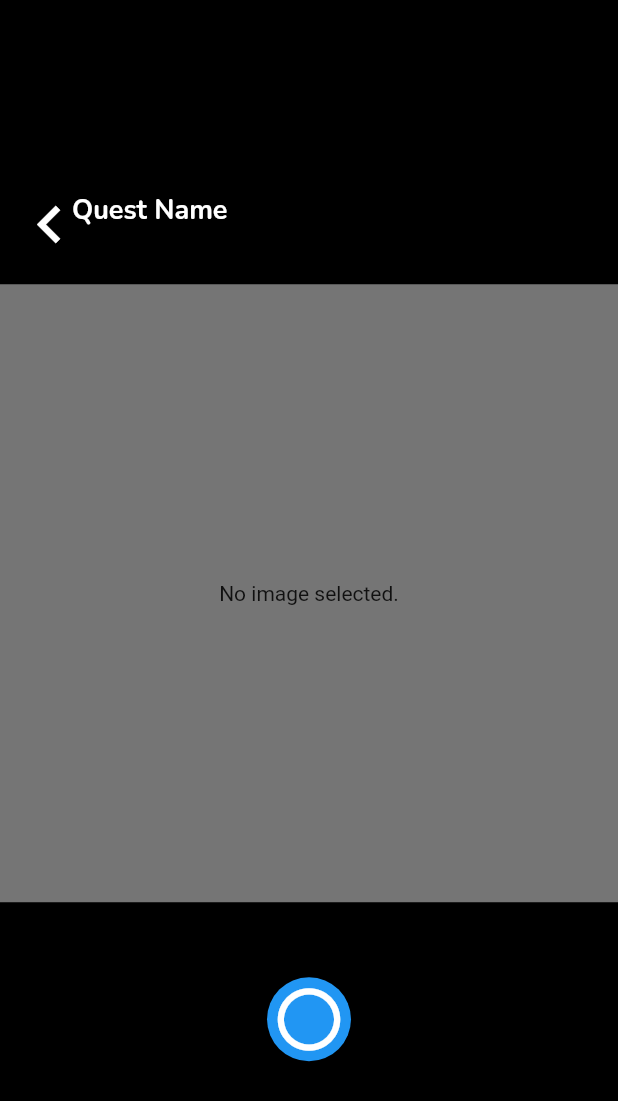
After one commit to TerraQ-KR/TerraQClient, a Flutter app: the QuestImageScreen screen opened directly, on a phone screen of 412 x 824 dp. The commit adds this screen. Shown: the top 1101 px of the screen. Run offline on Flutter 3.47's test engine with Material 2 defaults, Android fonts, the phone set to English and light mode, and no system bars; our stand-ins replace dio, dotted_border, flutter_hooks, flutter_layout_grid, image_picker; missing offline and left inert: fl_query, fl_query_hooks.

Commit message:
feat(api) : patch & certification page

```diff
--- a/lib/main.dart
+++ b/lib/main.dart
@@ -13,7 +13,7 @@ class MyApp extends StatelessWidget {
   Widget build(BuildContext context) {
     return QueryBowlScope(
       bowl: QueryBowl(),
-      child: MaterialApp(
+      child: const MaterialApp(
         title: 'Eco Reward',
         onGenerateRoute: Routes.RouteGenerater,
         initialRoute: Routes.QuestTabRoute,
--- a/lib/routes.dart
+++ b/lib/routes.dart
@@ -5,7 +5,6 @@ import 'package:eco_reward_app/screens/auth/auth_register_screen.dart';
 import 'package:eco_reward_app/screens/auth/auth_login_screen.dart';
 import 'package:eco_reward_app/screens/quest/main/quest_tab_screen.dart';
 import 'package:eco_reward_app/screens/quest/detail/quest_detail_screen.dart';
-import 'package:eco_reward_app/screens/quest/certification/quest_certification_screen.dart';
 import 'package:eco_reward_app/screens/quest/gallery/quest_gallery_screen.dart';
 import 'package:eco_reward_app/screens/quest/main/widget/input_quest_common.dart';
 import 'package:eco_reward_app/screens/home/home_screen.dart';
@@ -17,7 +16,6 @@ class Routes {
   static const AuthRegisterRoute = '/account';
   static const QuestTabRoute = '/quest';
   static const QuestDetailRoute = '/quest/detail';
-  static const QuestCertificationRoute = '/quest/certification';
   static const QuestGalleryRoute = '/quest/gallery';
   static const login = '/login';
   static const account = '/account';
@@ -44,8 +42,6 @@ class Routes {
               return AuthRegisterScreen();
             case QuestTabRoute:
               return QuestTabScreen();
-            case QuestCertificationRoute:
-              return QuestCertificationScreen();
             case QuestGalleryRoute:
               return QuestGalleryScreen();
             // case home:
--- /dev/null
+++ b/lib/screens/quest/certification/quest_image_screen.dart
@@ -0,0 +1,131 @@
+import 'dart:io';
+import 'package:dio/dio.dart';
+import 'package:flutter/material.dart';
+import 'package:flutter/services.dart';
+import 'package:flutter_hooks/flutter_hooks.dart';
+import 'package:eco_reward_app/network/custom_jobs.dart';
+import 'package:eco_reward_app/network/provider/api_paths.dart';
+import 'package:eco_reward_app/network/provider/query_keys.dart';
+import 'package:image_picker/image_picker.dart';
+import 'package:eco_reward_app/utils/color_utils.dart';
+import 'package:eco_reward_app/utils/font_utils.dart';
+import 'package:eco_reward_app/screens/quest/certification/widget/image_icon_button.dart';
+
+class QuestImageScreen extends StatefulHookWidget {
+  const QuestImageScreen({Key? key}) : super(key: key);
+
+  @override
+  // ignore: library_private_types_in_public_api
+  _QuestImageScreen createState() => _QuestImageScreen();
+}
+
+class _QuestImageScreen extends State<QuestImageScreen> {
+  File? _image;
+  final picker = ImagePicker();
+
+  // ignore: strict_raw_type
+  Future getImage(ImageSource imageSource) async {
+    try {
+      final image = await picker.pickImage(source: imageSource);
+
+      setState(() {
+        _image = File(image!.path);
+      });
+    } catch (e) {
+      print(e);
+    }
+  }
+
+  Widget showImage() {
+    return Container(
+        color: ColorUtils.grey07,
+        width: MediaQuery.of(context).size.width,
+        height: MediaQuery.of(context).size.width,
+        child: Center(
+            child: _image == null
+                ? const Text('No image selected.')
+                : Image.file(File(_image!.path))));
+  }
+
+  @override
+  Widget build(BuildContext context) {
+    SystemChrome.setPreferredOrientations(
+        [DeviceOrientation.portraitUp, DeviceOrientation.portraitDown]);
+
+    var imageQuery = cachedQuery(
+      queryKey: QueryKeys().certificateImages(1),
+      path: ApiPaths.certificateImages(1),
+    );
+
+    var images = imageQuery.data;
+
+    final imageMutation = cachedMutation(
+      mutationKey: 'certificateImage',
+      apiType: 'patch',
+      path: ApiPaths.updateCertificateImage(1),
+      options: Options(contentType: 'multipart/form-data'),
+    );
+
+    return Scaffold(
+        backgroundColor: ColorUtils.black,
+        body: Column(
+          mainAxisAlignment: MainAxisAlignment.center,
+          children: [
+            Row(
+              mainAxisSize: MainAxisSize.max,
+              children: [
+                Container(
+                  alignment: Alignment.topLeft,
+                  child: IconButton(
+                    onPressed: () => _navigateToBefore(context),
+                    icon: const Icon(Icons.navigate_before,
+                        color: ColorUtils.white, size: 50),
+                  ),
+                ),
+                Container(
+                  alignment: Alignment(0.8, 0),
+                  child: const Text(
+                    'Quest Name',
+                    style: TextStyle(
+                      color: ColorUtils.white,
+                      fontSize: 18,
+                      fontFamily: FontUtils.primary,
+                      fontWeight: FontWeight.w700,
+                    ),
+                  ),
+                ),
+              ],
+            ),
+            Container(
+              margin: const EdgeInsets.only(top: 25, bottom: 50),
+              child: showImage(),
+            ),
+            ImageIconButton(
+              icon: Icons.circle_outlined,
+              // ignore: prefer-extracting-callbacks
+              onPressed: () {
+                getImage(ImageSource.camera);
+
+                if (_image != null) {
+                  var formData = FormData.fromMap({
+                    'file': MultipartFile.fromFile(
+                      _image!.path,
+                    )
+                  });
+
+                  imageMutation.mutate(
+                    formData,
+                    onData: (payload, variables, context) =>
+                        imageQuery.refetch(),
+                  );
+                }
+              },
+            ),
+          ],
+        ));
+  }
+}
+
+_navigateToBefore(context) async {
+  return Navigator.pop(context);
+}
--- a/lib/screens/quest/certification/widget/image_icon_button.dart
+++ b/lib/screens/quest/certification/widget/image_icon_button.dart
@@ -14,6 +14,8 @@ class ImageIconButton extends StatelessWidget {
       onPressed: onPressed,
       child: Icon(
         icon,
+        color: Colors.white,
+        size: 50,
       ),
     );
   }
--- a/lib/screens/quest/detail/quest_detail_screen.dart
+++ b/lib/screens/quest/detail/quest_detail_screen.dart
@@ -1,6 +1,5 @@
 import 'package:flutter/material.dart';
 import 'package:flutter_hooks/flutter_hooks.dart';
-import 'package:eco_reward_app/routes.dart';
 import 'package:eco_reward_app/utils/color_utils.dart';
 import 'package:eco_reward_app/network/provider/api_path.dart';
 import 'package:eco_reward_app/network/provider/query_keys.dart';
--- a/lib/screens/quest/detail/widget/quest_description_box.dart
+++ b/lib/screens/quest/detail/widget/quest_description_box.dart
@@ -1,5 +1,6 @@
 import 'package:flutter/material.dart';
 import 'package:eco_reward_app/screens/quest/detail/widget/button_quest_detail.dart';
+import 'package:eco_reward_app/screens/quest/certification/utils/certificate_modal.dart';
 
 class QuestDescriptionBox extends StatelessWidget {
   final String information;
@@ -23,9 +24,8 @@ class QuestDescriptionBox extends StatelessWidget {
               information,
             ),
             ButtonQuestDetail(
-              text: 'Certification',
-              onPressed: () => {},
-            ),
+                text: 'Certification',
+                onPressed: () => CertificateModal().regulation(context)),
             const SizedBox(height: 20),
           ],
         ),
--- a/lib/screens/quest/gallery/quest_gallery_screen.dart
+++ b/lib/screens/quest/gallery/quest_gallery_screen.dart
@@ -32,6 +32,7 @@ class QuestGalleryScreen extends HookWidget {
       resizeToAvoidBottomInset: false,
       body: SingleChildScrollView(
         child: Container(
+          height: MediaQuery.of(context).size.height,
           decoration: const BoxDecoration(
             gradient: LinearGradient(
                 begin: Alignment.topCenter,
--- a/pubspec.yaml
+++ b/pubspec.yaml
@@ -40,7 +40,7 @@ dependencies:
   fl_query_hooks: 0.3.1
   flutter_layout_grid: 2.0.1
   image_picker: ^0.8.4+4
-  # camera:
+  permission_handler: ^5.0.1+1
 
 dev_dependencies:
   flutter_test:
```
Also changed, not shown: lib/screens/quest/certification/image_screen.dart (deleted, +0 -80 lines), lib/screens/quest/certification/quest_certification_screen.dart (deleted, +0 -18 lines), lib/screens/quest/certification/utils/certificate_modal.dart (added, +75 -0 lines), lib/screens/quest/main/widget/button_quest_common.dart (+5 -6 lines), 1 other file.
